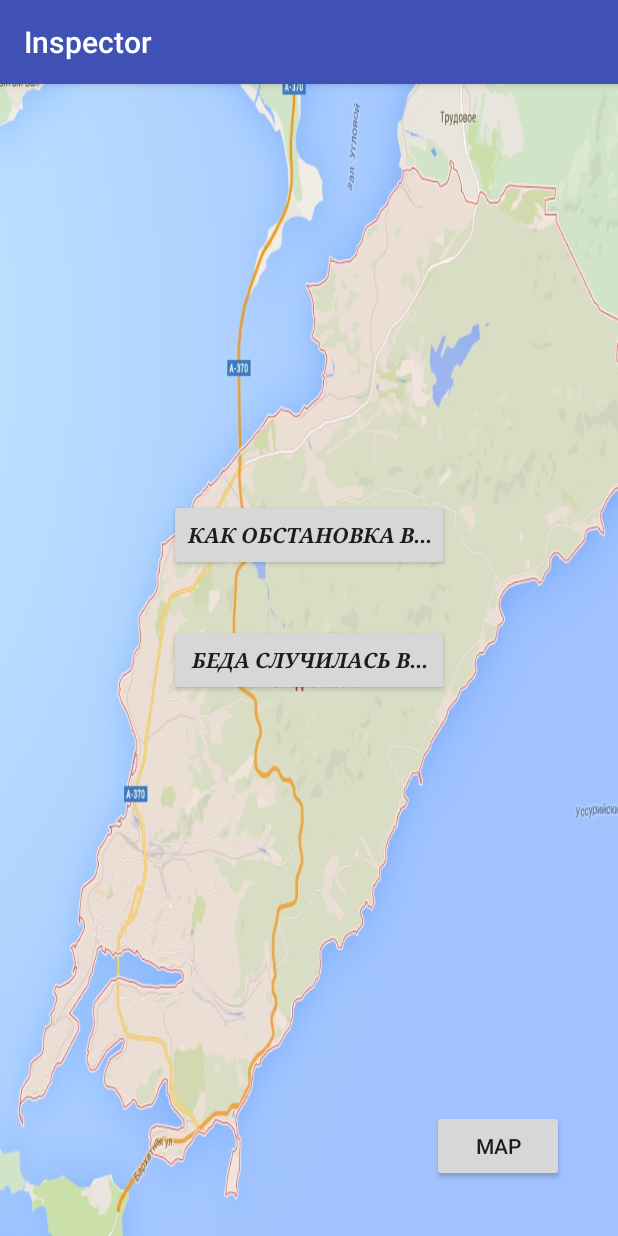
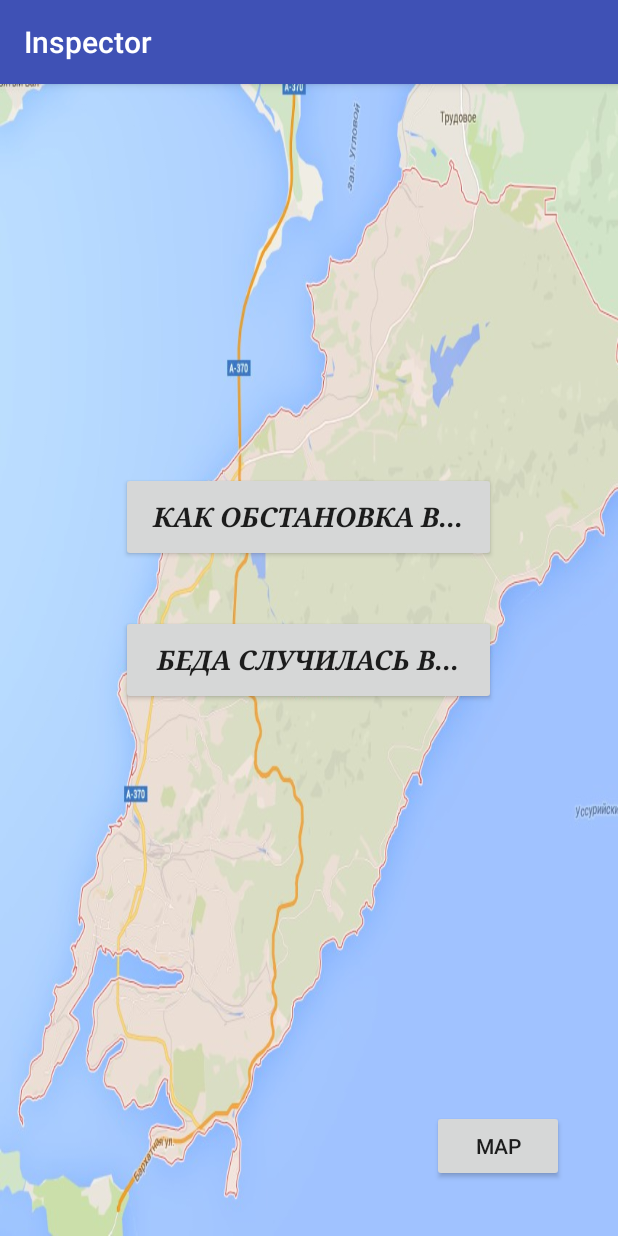
Before and after one commit to alexiskhb/inspect, an Android app: the screen it shows after launch (MainActivity), on a phone screen of 412 x 824 dp. Run offline under Robolectric (Android 15) with nearby library versions, the phone set to English and light mode, and no system bars.

```diff
--- a/app/src/main/res/layout/activity_main.xml
+++ b/app/src/main/res/layout/activity_main.xml
@@ -22,8 +22,8 @@
         android:onClick="ClickBtn" />
 
     <Button
-        android:layout_width="wrap_content"
-        android:layout_height="wrap_content"
+        android:layout_width="250dp"
+        android:layout_height="60dp"
         android:text="Как обстановка в..."
         android:id="@+id/button2"
         android:height="30dp"
@@ -32,11 +32,13 @@
         android:layout_centerHorizontal="true"
         android:typeface="serif"
         android:textStyle="bold|italic"
-        android:onClick="ClickFirstButton"/>
+        android:onClick="ClickFirstButton"
+        android:gravity="center"
+        android:textSize="18dp" />
 
     <Button
-        android:layout_width="wrap_content"
-        android:layout_height="wrap_content"
+        android:layout_width="250dp"
+        android:layout_height="60dp"
         android:text="Беда случилась в..."
         android:id="@+id/button3"
         android:layout_centerVertical="true"
@@ -46,6 +48,8 @@
         android:textStyle="bold|italic"
         android:layout_alignRight="@+id/button2"
         android:layout_alignEnd="@+id/button2"
-        android:onClick="ClickSecondButton"/>
+        android:onClick="ClickSecondButton"
+        android:gravity="center"
+        android:textSize="18dp" />
 
 </RelativeLayout>
```
Also changed, not shown: app/src/main/java/com/example/dmitrii/testbtn/SituationIsBad.java (+7 -0 lines), app/src/main/res/values/strings.xml (+9 -5 lines).
